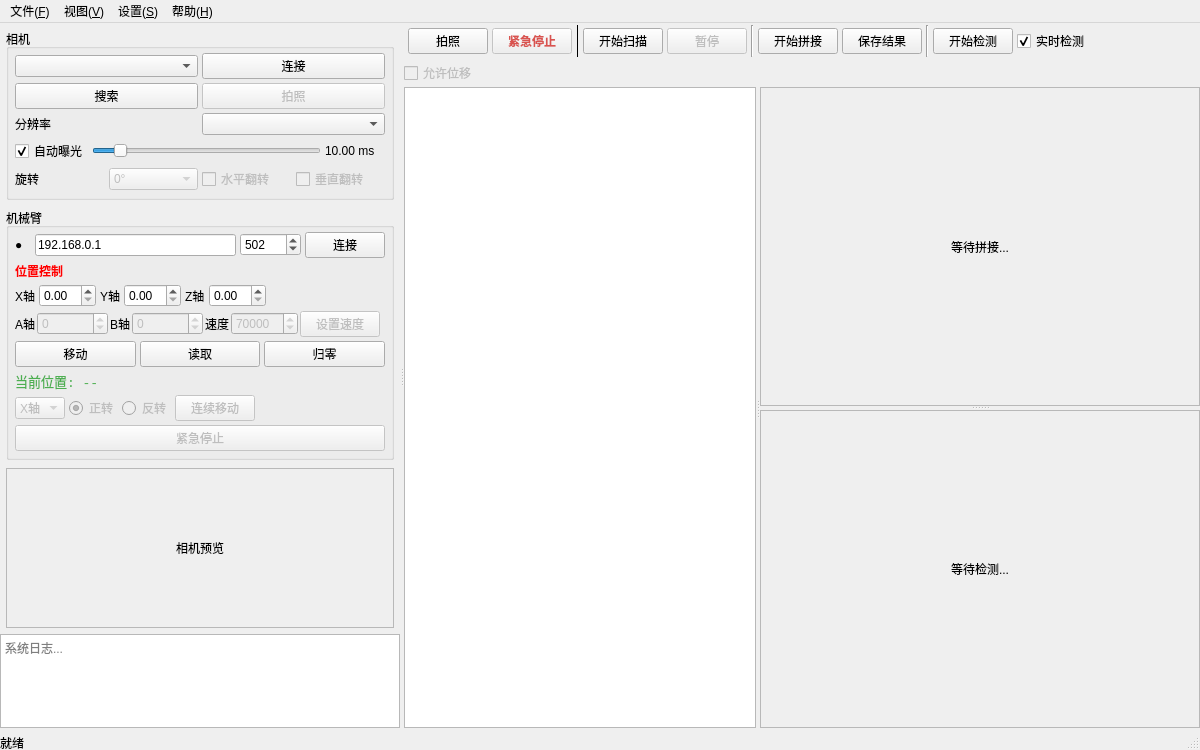
choushunn/ArmSightStitch, file ui/MainWindow.ui: the form before one commit.
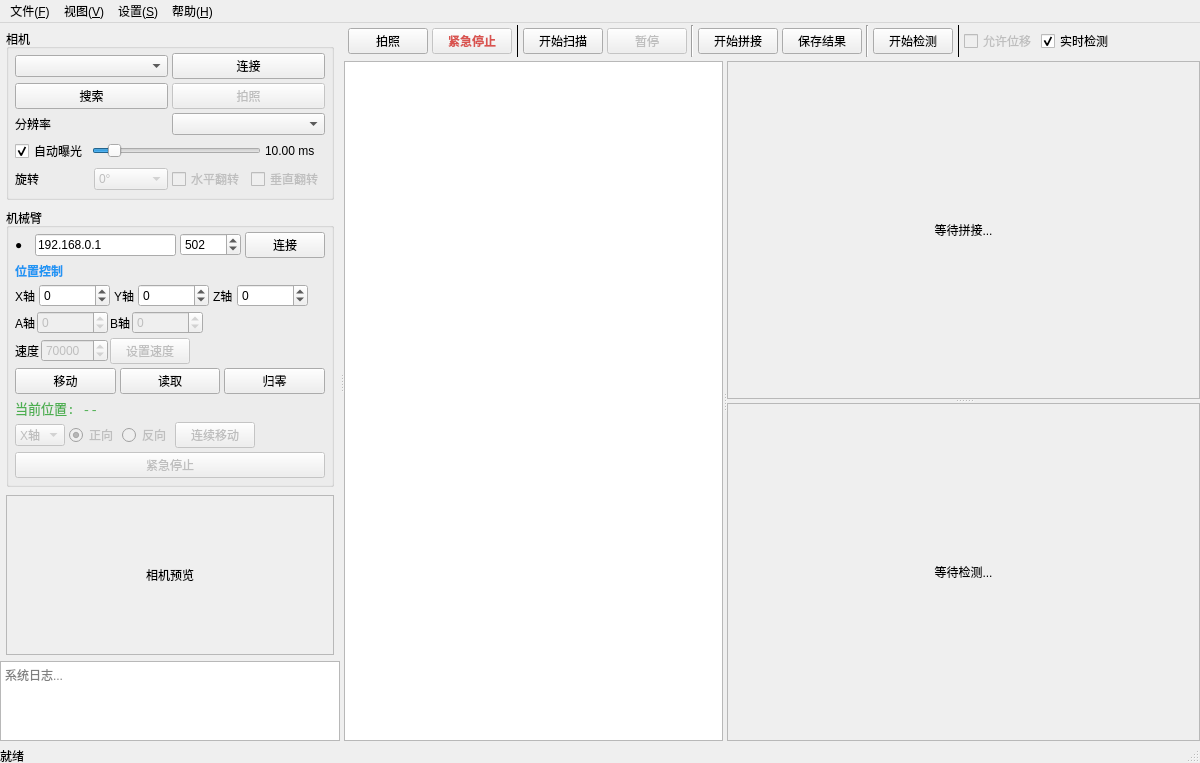
The form after the commit.

```diff
--- a/ui/MainWindow.ui
+++ b/ui/MainWindow.ui
@@ -217,32 +217,38 @@
               <item>
                <widget class="QLabel" name="posLabel">
                <property name="text"><string>位置控制</string></property>
-               <property name="styleSheet"><string notr="true">font-weight: bold; color: red;</string></property>
+               <property name="styleSheet"><string notr="true">font-weight: bold; color: #2196F3;</string></property>
               </widget>
              </item>
              <item>
               <layout class="QHBoxLayout" name="posSpinLayout">
                <property name="spacing"><number>4</number></property>
                <item><widget class="QLabel" name="labelX"><property name="text"><string>X轴</string></property><property name="minimumSize"><size><width>20</width><height>0</height></size></property></widget></item>
-               <item><widget class="QDoubleSpinBox" name="xPosSpin"/></item>
+               <item><widget class="QDoubleSpinBox" name="xPosSpin"><property name="decimals"><number>0</number></property><property name="minimum"><number>-1000000</number></property><property name="maximum"><number>1000000</number></property><property name="singleStep"><number>1000</number></property></widget></item>
                <item><widget class="QLabel" name="labelY"><property name="text"><string>Y轴</string></property><property name="minimumSize"><size><width>20</width><height>0</height></size></property></widget></item>
-               <item><widget class="QDoubleSpinBox" name="yPosSpin"/></item>
+               <item><widget class="QDoubleSpinBox" name="yPosSpin"><property name="decimals"><number>0</number></property><property name="minimum"><number>-1000000</number></property><property name="maximum"><number>1000000</number></property><property name="singleStep"><number>1000</number></property></widget></item>
                <item><widget class="QLabel" name="labelZ"><property name="text"><string>Z轴</string></property><property name="minimumSize"><size><width>20</width><height>0</height></size></property></widget></item>
-               <item><widget class="QDoubleSpinBox" name="zPosSpin"/></item>
+               <item><widget class="QDoubleSpinBox" name="zPosSpin"><property name="decimals"><number>0</number></property><property name="minimum"><number>-1000000</number></property><property name="maximum"><number>1000000</number></property><property name="singleStep"><number>1000</number></property></widget></item>
                <item><spacer name="posSpinSpacer"><property name="orientation"><enum>Qt::Orientation::Horizontal</enum></property><property name="sizeHint" stdset="0"><size><width>0</width><height>0</height></size></property></spacer></item>
               </layout>
              </item>
              <item>
-              <layout class="QHBoxLayout" name="abSpeedRow">
+              <layout class="QHBoxLayout" name="abRow">
                <property name="spacing"><number>2</number></property>
                <item><widget class="QLabel" name="labelA"><property name="text"><string>A轴</string></property><property name="minimumSize"><size><width>20</width><height>0</height></size></property></widget></item>
                <item><widget class="QSpinBox" name="aPosSpin"><property name="enabled"><bool>false</bool></property><property name="minimum"><number>-180000</number></property><property name="maximum"><number>180000</number></property></widget></item>
                <item><widget class="QLabel" name="labelB"><property name="text"><string>B轴</string></property><property name="minimumSize"><size><width>20</width><height>0</height></size></property></widget></item>
                <item><widget class="QSpinBox" name="bPosSpin"><property name="enabled"><bool>false</bool></property><property name="minimum"><number>-180000</number></property><property name="maximum"><number>180000</number></property></widget></item>
+               <item><spacer name="abSpacer"><property name="orientation"><enum>Qt::Orientation::Horizontal</enum></property><property name="sizeHint" stdset="0"><size><width>0</width><height>0</height></size></property></spacer></item>
+              </layout>
+             </item>
+             <item>
+              <layout class="QHBoxLayout" name="speedRow">
+               <property name="spacing"><number>2</number></property>
                <item><widget class="QLabel" name="labelSpeed"><property name="text"><string>速度</string></property><property name="minimumSize"><size><width>20</width><height>0</height></size></property></widget></item>
                <item><widget class="QSpinBox" name="speedSpin"><property name="enabled"><bool>false</bool></property><property name="minimum"><number>1</number></property><property name="maximum"><number>200000</number></property><property name="value"><number>70000</number></property></widget></item>
                <item><widget class="QPushButton" name="setSpeedBtn"><property name="enabled"><bool>false</bool></property><property name="text"><string>设置速度</string></property></widget></item>
-               <item><spacer name="abSpeedSpacer"><property name="orientation"><enum>Qt::Orientation::Horizontal</enum></property><property name="sizeHint" stdset="0"><size><width>0</width><height>0</height></size></property></spacer></item>
+               <item><spacer name="speedSpacer"><property name="orientation"><enum>Qt::Orientation::Horizontal</enum></property><property name="sizeHint" stdset="0"><size><width>0</width><height>0</height></size></property></spacer></item>
               </layout>
              </item>
              <item>
@@ -263,8 +269,8 @@
               <layout class="QHBoxLayout" name="contMoveRow">
                <property name="spacing"><number>4</number></property>
                <item><widget class="QComboBox" name="contAxisCombo"><property name="enabled"><bool>false</bool></property><item><property name="text"><string>X轴</string></property></item><item><property name="text"><string>Y轴</string></property></item><item><property name="text"><string>Z轴</string></property></item><item><property name="text"><string>A轴</string></property></item><item><property name="text"><string>B轴</string></property></item></widget></item>
-               <item><widget class="QRadioButton" name="contFwdRadio"><property name="enabled"><bool>false</bool></property><property name="text"><string>正转</string></property><property name="checked"><bool>true</bool></property></widget></item>
-               <item><widget class="QRadioButton" name="contRevRadio"><property name="enabled"><bool>false</bool></property><property name="text"><string>反转</string></property></widget></item>
+               <item><widget class="QRadioButton" name="contFwdRadio"><property name="enabled"><bool>false</bool></property><property name="text"><string>正向</string></property><property name="checked"><bool>true</bool></property></widget></item>
+               <item><widget class="QRadioButton" name="contRevRadio"><property name="enabled"><bool>false</bool></property><property name="text"><string>反向</string></property></widget></item>
                <item><widget class="QPushButton" name="contMoveBtn"><property name="enabled"><bool>false</bool></property><property name="text"><string>连续移动</string></property><property name="checkable"><bool>true</bool></property></widget></item>
                <item><spacer name="contMoveSpacer"><property name="orientation"><enum>Qt::Orientation::Horizontal</enum></property><property name="sizeHint" stdset="0"><size><width>0</width><height>0</height></size></property></spacer></item>
               </layout>
@@ -400,6 +406,17 @@
              <property name="minimumSize"><size><width>68</width><height>0</height></size></property>
             </widget>
            </item>
+           <item>
+            <widget class="QFrame" name="toolbarSeparator3">
+             <property name="frameShape"><enum>QFrame::Shape::VLine</enum></property>
+            </widget>
+           </item>
+           <item>
+            <widget class="QCheckBox" name="cellMoveCheck">
+             <property name="text"><string>允许位移</string></property>
+             <property name="enabled"><bool>false</bool></property>
+            </widget>
+           </item>
            <item>
             <widget class="QCheckBox" name="enableDetectionCheck">
              <property name="text"><string>实时检测</string></property>
@@ -418,13 +435,6 @@
          </widget>
         </item>
 
-        <item>
-         <widget class="QCheckBox" name="cellMoveCheck">
-          <property name="text"><string>允许位移</string></property>
-          <property name="enabled"><bool>false</bool></property>
-         </widget>
-        </item>
-
         <!-- Work Splitter: Grid (left) + Preview (right) -->
         <item>
          <widget class="QSplitter" name="workSplitter">
```
